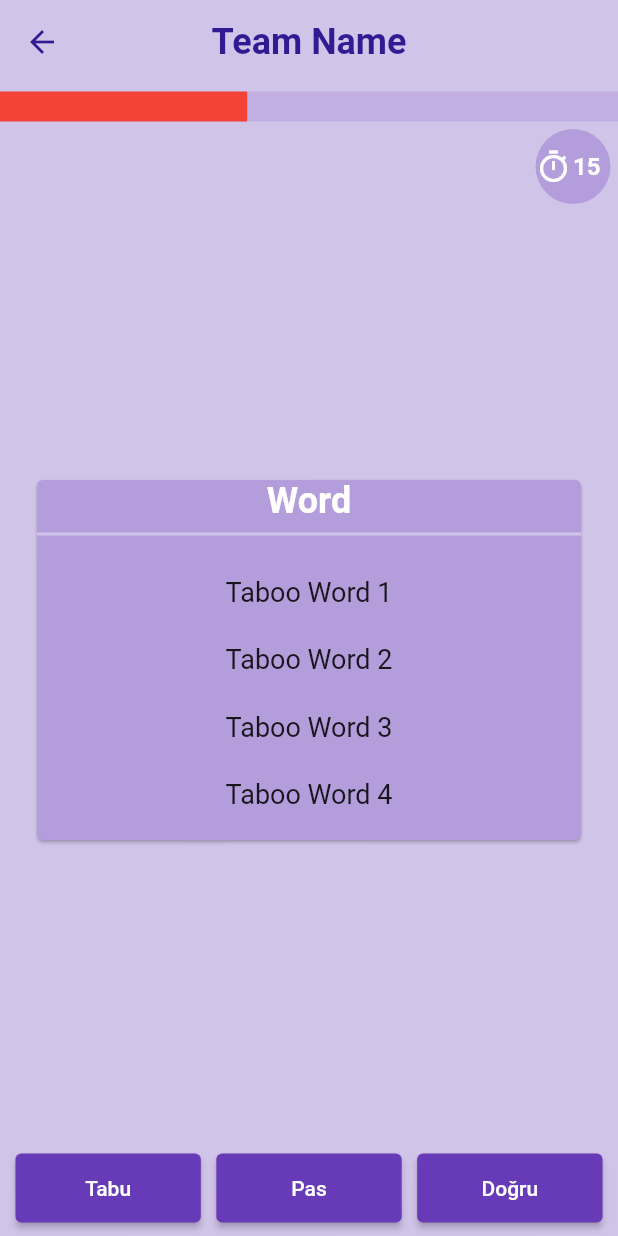
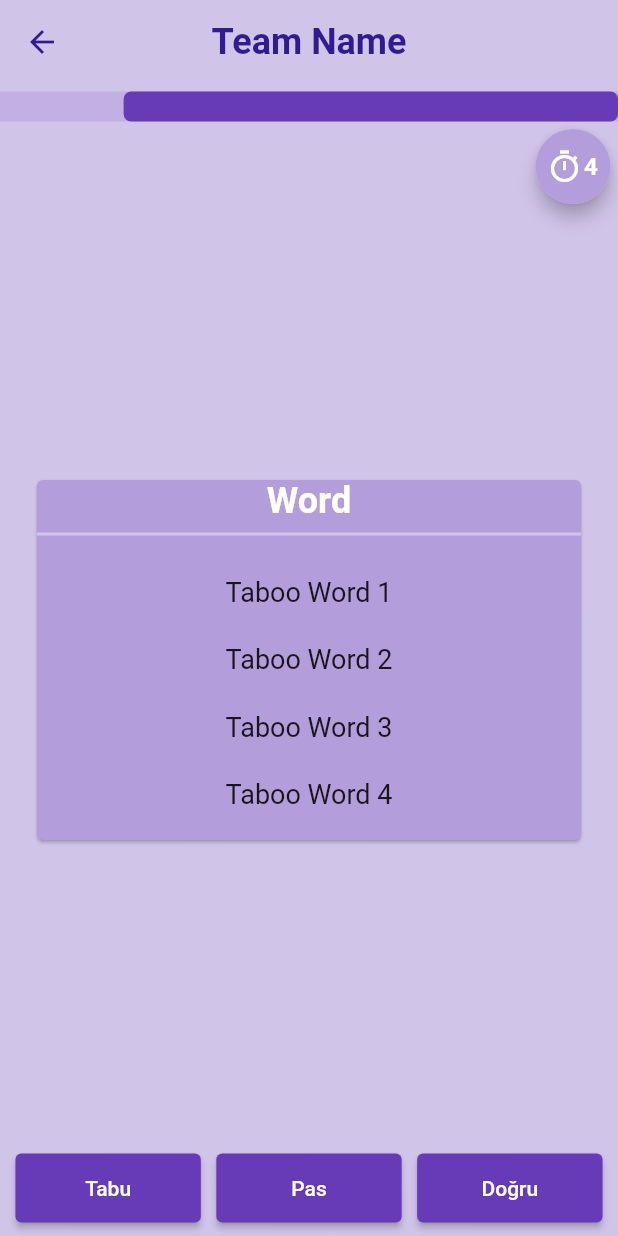
Before and after one commit to m-emrec/Taboo-Game, a Flutter app: the GamePage screen opened by its route, on a phone screen of 412 x 824 dp. Run offline on Flutter 3.47's test engine with Material 2 defaults, Android fonts, the phone set to English and light mode, and no system bars; our stand-ins replace logger.

Commit message:
Provider added. | Timer functionality added. | Words added | UI is done

```diff
--- /dev/null
+++ b/lib/logger.dart
@@ -0,0 +1,4 @@
+
+import 'package:logger/logger.dart';
+
+Logger logger = Logger();
--- a/lib/pages/end_screen.dart
+++ b/lib/pages/end_screen.dart
@@ -1,4 +1,4 @@
-
+import 'package:flutter/material.dart';
 import 'package:flutter/src/widgets/framework.dart';
 import 'package:flutter/src/widgets/placeholder.dart';
 
@@ -8,6 +8,6 @@ class EndScreen extends StatelessWidget {
   static const routeName = "end-screen";
   @override
   Widget build(BuildContext context) {
-    return const Placeholder();
+    return Scaffold(body: const Placeholder());
   }
 }
--- a/lib/pages/game_page.dart
+++ b/lib/pages/game_page.dart
@@ -1,6 +1,7 @@
 // ignore_for_file: prefer_const_literals_to_create_immutables, unused_local_variable, prefer_const_constructors
 
 import 'package:flutter/material.dart';
+import 'package:taboo/utils/settings_sheet.dart';
 import 'package:taboo/utils/timer_box.dart';
 
 import '../utils/words_card.dart';
--- /dev/null
+++ b/lib/provider/game_provider.dart
@@ -0,0 +1,149 @@
+// ignore_for_file: unused_field
+
+import 'package:flutter/material.dart';
+import 'package:taboo/logger.dart';
+
+class Game extends ChangeNotifier {
+  //----------------------------------- Variables
+  final Duration _gameDuration = const Duration(seconds: 5);
+
+  final List<Map> _words = [
+    {
+      "word": "Kitap",
+      "taboos": ["Okumak", "Sayfa", "Kütüphane", "Yazar"]
+    },
+    {
+      "word": "Futbol",
+      "taboos": ["Top", "Stadyum", "Hakem", "Kale"]
+    },
+    {
+      "word": "Kedi",
+      "taboos": ["Pamuk", "Pençe", "Süt", "Miyavlamak"]
+    },
+    {
+      "word": "Deniz",
+      "taboos": ["Kum", "Dalgalar", "Gemi", "Plaj"]
+    },
+    {
+      "word": "Kahve",
+      "taboos": ["Bardak", "Telvesi", "Kafein", "Tatlı"]
+    },
+    {
+      "word": "Köprü",
+      "taboos": ["Nehir", "Trafiği", "Kıyı", "Bağlantı"]
+    },
+    {
+      "word": "Tatil",
+      "taboos": ["Plaj", "Dinlenmek", "Yenilenmek", "Turist"]
+    },
+    {
+      "word": "Sinema",
+      "taboos": ["Film", "Salon", "Bilet", "Popcorn"]
+    },
+    {
+      "word": "Müzik",
+      "taboos": ["Dinlemek", "Ses", "Nota", "Enstrüman"]
+    },
+    {
+      "word": "Okyanus",
+      "taboos": ["Dalga", "Denizaltı", "Mercan", "Yüzme"]
+    },
+    {
+      "word": "Yazmak",
+      "taboos": ["Kalem", "Sayfa", "Roman", "Makale"]
+    },
+    {
+      "word": "Yürüyüş",
+      "taboos": ["Ayakkabı", "Doğa", "Egzersiz", "Yol"]
+    },
+    {
+      "word": "Gözlük",
+      "taboos": ["Lens", "Göz", "Göz muayenesi", "Tasarım"]
+    },
+    {
+      "word": "Hediye",
+      "taboos": ["Paket", "Sevgi", "Almak", "Vermek"]
+    },
+    {
+      "word": "Beyin",
+      "taboos": ["Düşünmek", "Zeka", "Bellek", "Sinir"]
+    },
+    {
+      "word": "Balık",
+      "taboos": ["Yüzgeç", "Su", "Tatlı", "Deniz"]
+    },
+    {
+      "word": "Saç",
+      "taboos": ["Kuaför", "Fön", "Kırık", "Renk"]
+    },
+    {
+      "word": "Saat",
+      "taboos": ["Zaman", "Alarm", "Kronometre", "Akrep"]
+    },
+    {
+      "word": "Çanta",
+      "taboos": ["Deri", "Kemer", "Omuz", "Taşımak"]
+    },
+    {
+      "word": "Araba",
+      "taboos": ["Direksiyon", "Yolcu", "Benzin", "Lastik"]
+    },
+    {
+      "word": "Dans",
+      "taboos": ["Müzik", "Koreografi", "Adım", "Partner"]
+    },
+  ];
+
+  /*
+    [
+      {
+        "teamName" : "Green Team",
+        "teamScore" : 10,
+        },
+        {
+        "teamName" : "Yellow Team",
+        "teamScore" : 25,
+        }
+    ]
+  */
+  final List<Map> _teamList = [
+    {
+      "teamName": "Green Team",
+      "teamScore": 10,
+    },
+    {
+      "teamName": "Yellow Team",
+      "teamScore": 25,
+    }
+  ];
+
+  late final int _teamCount;
+
+  //------------ end of varibales area
+
+  //----------------- getters
+
+  int get gameDuration => _gameDuration.inSeconds;
+  List<Map> get teamList => _teamList;
+  List<Map> get words => _words;
+
+  //------------------- end of getters
+
+  // ------------- functions
+
+  void shuffleWords() {
+    _words.shuffle();
+  }
+
+  void increaseScore(String teamName) {
+    Map team =
+        _teamList.where((element) => element["teamName"] == teamName).first;
+    team["teamScore"] += 1;
+  }
+
+  void decreaseScore(String teamName) {
+    Map team =
+        _teamList.where((element) => element["teamName"] == teamName).first;
+    team["teamScore"] -= 1;
+  }
+}
--- a/lib/utils/timer_box.dart
+++ b/lib/utils/timer_box.dart
@@ -1,9 +1,12 @@
 // ignore_for_file: prefer_const_constructors
 
+import 'dart:async';
+
 import 'package:flutter/material.dart';
-import 'package:flutter/src/widgets/framework.dart';
-import 'package:flutter/src/widgets/placeholder.dart';
-import 'package:taboo/extensions/extensions.dart';
+import 'package:provider/provider.dart';
+import 'package:taboo/logger.dart';
+import 'package:taboo/pages/end_screen.dart';
+import 'package:taboo/provider/game_provider.dart';
 
 class TimerBox extends StatefulWidget {
   const TimerBox({super.key});
@@ -13,6 +16,40 @@ class TimerBox extends StatefulWidget {
 }
 
 class _TimerBoxState extends State<TimerBox> {
+  late Timer _timer;
+  late int _remainingTime;
+  late int _duration;
+
+  void _startTimer(int duration, DateTime startTime) {
+    _timer = Timer.periodic(
+      Duration(seconds: 1),
+      (timer) {
+        var elapsedTime = DateTime.now().difference(startTime);
+
+        setState(
+          () {
+            _remainingTime = _duration - elapsedTime.inSeconds;
+          },
+        );
+      },
+    );
+  }
+
+  @override
+  void initState() {
+    super.initState();
+    final DateTime startTime = DateTime.now();
+    _duration = Provider.of<Game>(context, listen: false).gameDuration;
+    _remainingTime = _duration;
+    _startTimer(_duration, startTime);
+  }
+
+  @override
+  void dispose() {
+    _timer.cancel();
+    super.dispose();
+  }
+
   @override
   Widget build(BuildContext context) {
     return Stack(
@@ -24,33 +61,41 @@ class _TimerBoxState extends State<TimerBox> {
               height: 20,
               width: MediaQuery.of(context).size.width,
               color: Theme.of(context).cardColor.withOpacity(0.5),
-              child: const FractionallySizedBox(
-                alignment: Alignment.topLeft,
-                widthFactor: 0.4,
-                child: ColoredBox(
-                  color: Colors.red,
+              child: FractionallySizedBox(
+                alignment: Alignment.topRight,
+                widthFactor: _remainingTime / _duration,
+                child: Container(
+                  decoration: BoxDecoration(
+                    color: Colors.deepPurple.shade500,
+                    borderRadius: BorderRadius.circular(5),
+                  ),
                 ),
               ),
             ),
             Padding(
               padding: const EdgeInsets.symmetric(horizontal: 5, vertical: 5),
+              child: Material(
+                elevation: 5,
+                shape: CircleBorder(),
                 child: CircleAvatar(
                   backgroundColor: Theme.of(context).cardColor,
                   foregroundColor: Colors.white,
                   radius: 25,
+                  child: FittedBox(
                     child: Row(
-                  children: const [
+                      children: [
                         Icon(Icons.timer_outlined),
-                    SizedBox(
-                      width: 1,
+                        Padding(
+                          padding: const EdgeInsets.all(1.0),
+                          child: Text(
+                            "$_remainingTime",
+                            style: TextStyle(fontWeight: FontWeight.bold),
                           ),
-                    Text(
-                      "15",
-                      style: TextStyle(fontWeight: FontWeight.bold),
                         ),
                       ],
                     ),
-                // radius: 10,
+                  ),
+                ),
               ),
             ),
           ],
--- a/pubspec.yaml
+++ b/pubspec.yaml
@@ -35,6 +35,8 @@ dependencies:
   # The following adds the Cupertino Icons font to your application.
   # Use with the CupertinoIcons class for iOS style icons.
   cupertino_icons: ^1.0.2
+  provider: ^6.0.5
+  logger: ^1.3.0
 
 dev_dependencies:
   flutter_test:
```
Also changed, not shown: lib/main.dart (+8 -1 lines), lib/pages/home_page.dart (+13 -3 lines), lib/utils/game_settings_sheet.dart (added, +57 -0 lines), lib/utils/settings_sheet.dart (added, +37 -0 lines), pubspec.lock. Lines whose indentation alone changed are shown as unchanged.
